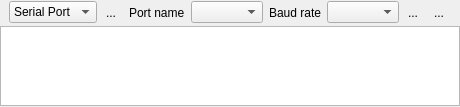
Qt form gui/qkconnectwidget.ui (QkThings/qkdaemon_old) before a commit.
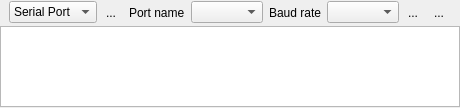
The same form after that commit. Icons and pictures are not drawn. Custom widgets are drawn as their Qt base class.

```diff
--- a/gui/qkconnectwidget.ui
+++ b/gui/qkconnectwidget.ui
@@ -7,7 +7,7 @@
     <x>0</x>
     <y>0</y>
     <width>444</width>
-    <height>105</height>
+    <height>108</height>
    </rect>
   </property>
   <property name="windowTitle">
```
Left out of the diff: 22 changed lines with no effect on the pictures.
